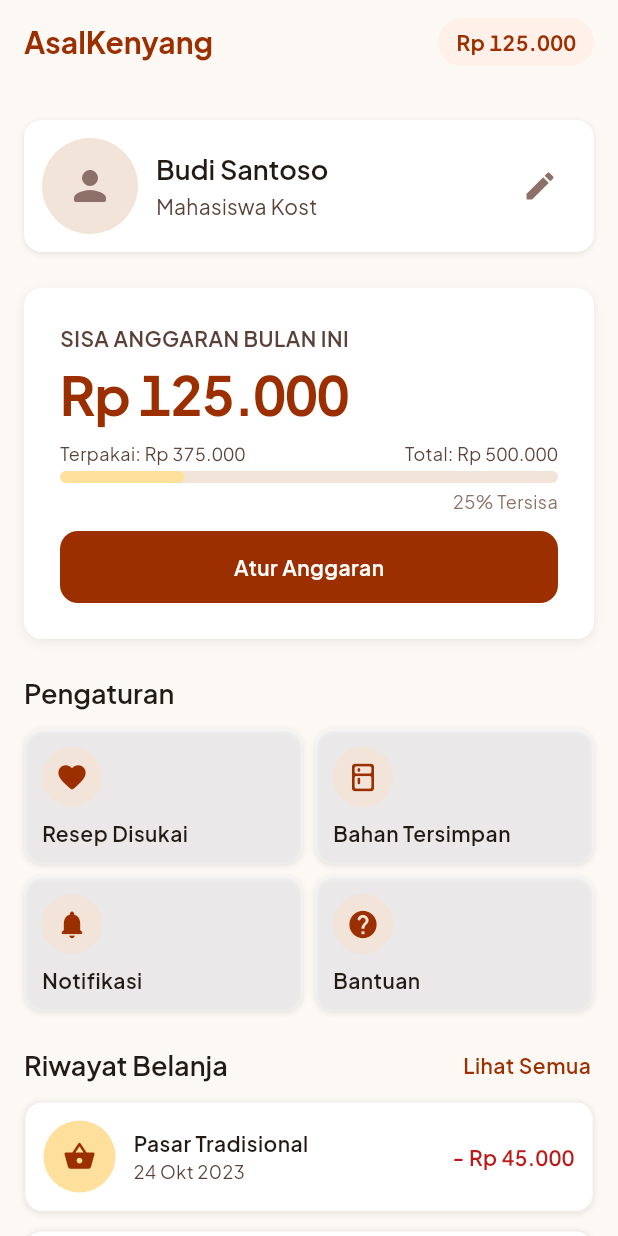
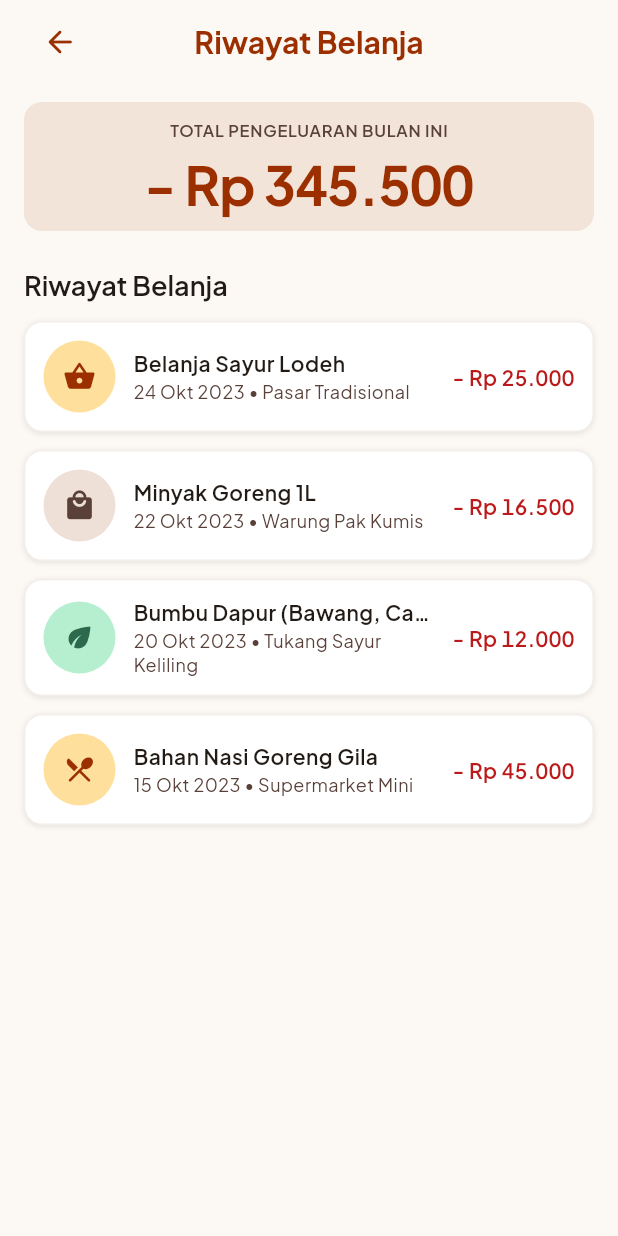
Before and after one commit to BryanWidjaja/AsalKenyang, a Flutter app: the ProfilePage screen opened directly, after a tap on "Lihat Semua", on a phone screen of 412 x 824 dp. Run offline on Flutter 3.47's test engine with Material 3 defaults, Android fonts, the phone set to English and light mode, and no system bars; project files that could hold a hidden picture were left out.

Commit message:
feature : spending history page

```diff
--- a/frontend/lib/features/budget/presentation/profile_page.dart
+++ b/frontend/lib/features/budget/presentation/profile_page.dart
@@ -10,6 +10,7 @@ import '../../../shared/widgets/settings_tile.dart';
 import '../../../shared/widgets/spending_history_row.dart';
 import '../../../shared/widgets/top_bar.dart';
 import '../../recipes/presentation/favorites_page.dart';
+import 'spending_history_page.dart';
 
 class ProfilePage extends StatelessWidget {
   const ProfilePage({super.key});
@@ -57,7 +58,8 @@ class ProfilePage extends StatelessWidget {
                 SectionHeader(
                   title: 'Riwayat Belanja',
                   actionLabel: 'Lihat Semua',
-                  onAction: () {},
+                  onAction: () => Navigator.of(context)
+                      .pushNamed(SpendingHistoryPage.route),
                 ),
                 const SizedBox(height: AppSpacing.md),
                 const SpendingHistoryRow(
--- /dev/null
+++ b/frontend/lib/features/budget/presentation/spending_history_page.dart
@@ -0,0 +1,132 @@
+import 'package:flutter/material.dart';
+
+import '../../../core/theme/app_colors.dart';
+import '../../../core/theme/app_radii.dart';
+import '../../../core/theme/app_spacing.dart';
+import '../../../core/theme/app_typography.dart';
+import '../../../shared/widgets/spending_history_row.dart';
+import '../../../shared/widgets/top_bar.dart';
+
+class _Entry {
+  const _Entry(
+    this.title,
+    this.subtitle,
+    this.amount,
+    this.icon, {
+    this.iconBackground = AppColors.surfaceContainerHighest,
+    this.iconColor = AppColors.onSurfaceVariant,
+  });
+
+  final String title;
+  final String subtitle;
+  final String amount;
+  final IconData icon;
+  final Color iconBackground;
+  final Color iconColor;
+}
+
+const _entries = <_Entry>[
+  _Entry(
+    'Belanja Sayur Lodeh',
+    '24 Okt 2023 • Pasar Tradisional',
+    '- Rp 25.000',
+    Icons.shopping_basket_rounded,
+    iconBackground: AppColors.kunyitContainer,
+    iconColor: AppColors.primary,
+  ),
+  _Entry(
+    'Minyak Goreng 1L',
+    '22 Okt 2023 • Warung Pak Kumis',
+    '- Rp 16.500',
+    Icons.local_mall_rounded,
+  ),
+  _Entry(
+    'Bumbu Dapur (Bawang, Cabe)',
+    '20 Okt 2023 • Tukang Sayur Keliling',
+    '- Rp 12.000',
+    Icons.eco_rounded,
+    iconBackground: AppColors.pandanContainer,
+    iconColor: AppColors.secondary,
+  ),
+  _Entry(
+    'Bahan Nasi Goreng Gila',
+    '15 Okt 2023 • Supermarket Mini',
+    '- Rp 45.000',
+    Icons.restaurant_menu_rounded,
+    iconBackground: AppColors.kunyitContainer,
+    iconColor: AppColors.primary,
+  ),
+];
+
+class SpendingHistoryPage extends StatelessWidget {
+  const SpendingHistoryPage({super.key});
+
+  static const String route = '/spending-history';
+
+  @override
+  Widget build(BuildContext context) {
+    return Scaffold(
+      backgroundColor: AppColors.riceWhite,
+      appBar: const TopBar.nested(title: 'Riwayat Belanja'),
+      body: SafeArea(
+        top: false,
+        child: Center(
+          child: ConstrainedBox(
+            constraints:
+                const BoxConstraints(maxWidth: AppSpacing.screenMaxWidth),
+            child: ListView(
+              padding: const EdgeInsets.fromLTRB(
+                AppSpacing.edge,
+                AppSpacing.md,
+                AppSpacing.edge,
+                AppSpacing.xl,
+              ),
+              children: [
+                Container(
+                  padding: const EdgeInsets.all(AppSpacing.md),
+                  decoration: BoxDecoration(
+                    color: AppColors.surfaceVariant,
+                    borderRadius: AppRadii.brMd,
+                  ),
+                  child: Column(
+                    mainAxisSize: MainAxisSize.min,
+                    children: [
+                      Text(
+                        'TOTAL PENGELUARAN BULAN INI',
+                        style: AppTypography.overline.copyWith(
+                          color: AppColors.onSurfaceVariant,
+                        ),
+                      ),
+                      const SizedBox(height: AppSpacing.sm),
+                      Text(
+                        '- Rp 345.500',
+                        style: AppTypography.budgetHero.copyWith(
+                          color: AppColors.primary,
+                        ),
+                      ),
+                    ],
+                  ),
+                ),
+                const SizedBox(height: AppSpacing.lg),
+                Text('Riwayat Belanja', style: AppTypography.titleMd),
+                const SizedBox(height: AppSpacing.md),
+                for (var i = 0; i < _entries.length; i++) ...[
+                  SpendingHistoryRow(
+                    title: _entries[i].title,
+                    subtitle: _entries[i].subtitle,
+                    amount: _entries[i].amount,
+                    icon: _entries[i].icon,
+                    iconBackground: _entries[i].iconBackground,
+                    iconColor: _entries[i].iconColor,
+                  ),
+                  if (i != _entries.length - 1)
+                    const SizedBox(height: AppSpacing.md),
+                ],
+              ],
+            ),
+          ),
+        ),
+      ),
+    );
+  }
+}
--- a/frontend/lib/main.dart
+++ b/frontend/lib/main.dart
@@ -4,6 +4,7 @@ import 'core/theme/app_theme.dart';
 import 'features/auth/presentation/login_page.dart';
 import 'features/auth/presentation/register_page.dart';
 import 'features/auth/presentation/splash_page.dart';
+import 'features/budget/presentation/spending_history_page.dart';
 import 'features/recipes/presentation/favorites_page.dart';
 import 'features/recipes/presentation/recipe_detail_page.dart';
 import 'features/recipes/presentation/search_results_page.dart';
@@ -31,6 +32,7 @@ class AsalKenyangApp extends StatelessWidget {
         SearchResultsPage.route: (_) => const SearchResultsPage(),
         FavoritesPage.route: (_) => const FavoritesPage(),
         RecipeDetailPage.route: (_) => const RecipeDetailPage(),
+        SpendingHistoryPage.route: (_) => const SpendingHistoryPage(),
       },
     );
   }
```
